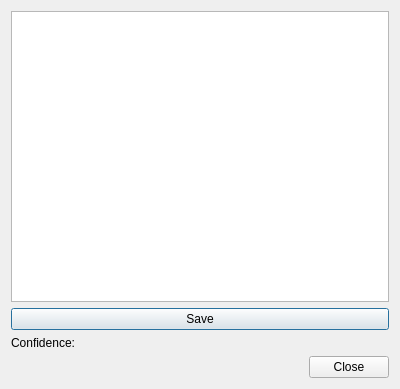
Old version of the form src/finalimage.ui in the repository Top-Ranger/fooling_dnn.
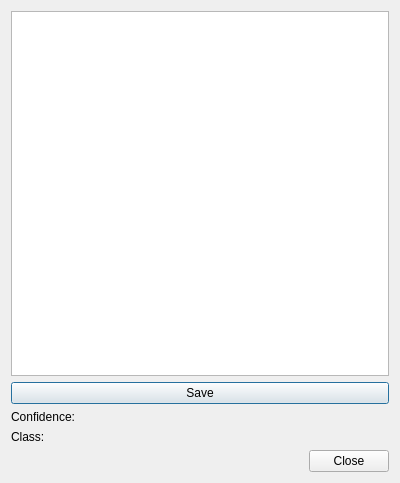
New version of the form.

```diff
--- a/src/finalimage.ui
+++ b/src/finalimage.ui
@@ -7,7 +7,7 @@
     <x>0</x>
     <y>0</y>
     <width>400</width>
-    <height>389</height>
+    <height>483</height>
    </rect>
   </property>
   <property name="windowTitle">
@@ -42,6 +42,24 @@
      </item>
     </layout>
    </item>
+   <item>
+    <layout class="QHBoxLayout" name="horizontalLayout_2">
+     <item>
+      <widget class="QLabel" name="label_2">
+       <property name="text">
+        <string>Class:</string>
+       </property>
+      </widget>
+     </item>
+     <item>
+      <widget class="QLabel" name="classlabel">
+       <property name="text">
+        <string>&lt;CLASSID&gt;</string>
+       </property>
+      </widget>
+     </item>
+    </layout>
+   </item>
    <item>
     <widget class="QDialogButtonBox" name="buttonBox">
      <property name="orientation">
```
